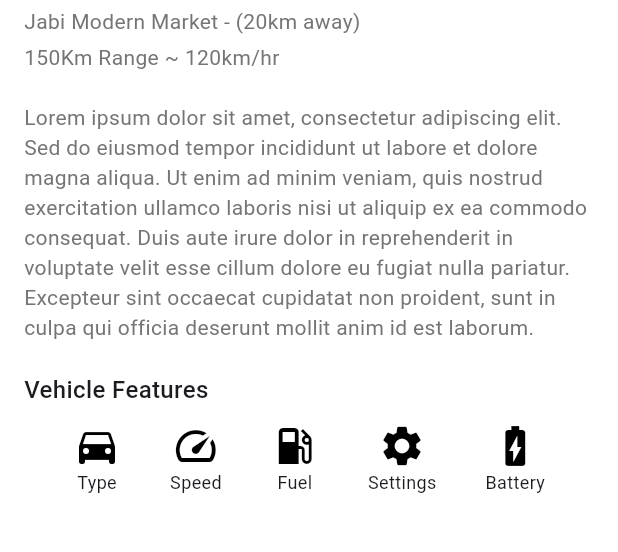
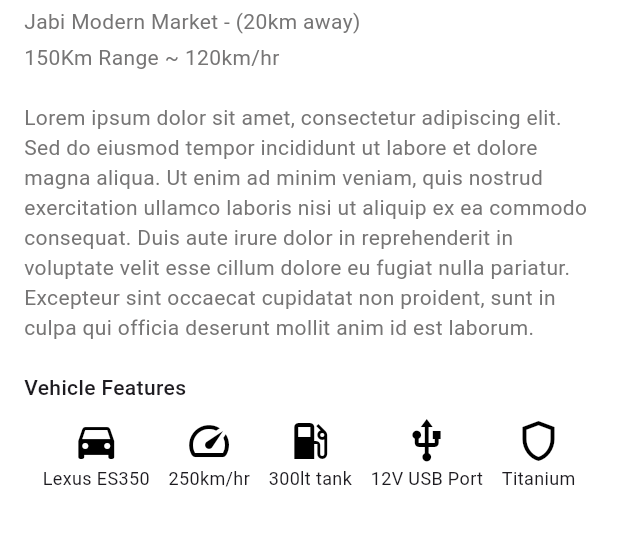
Before and after one commit to iamnathan-dev/jego_test, a Flutter app: the screen it shows after launch, after a tap on "JéGO Rental Merchants", on a phone screen of 412 x 824 dp, the part 457-1009 px from its top. Run offline on Flutter 3.47's test engine with Material 3 defaults, Android fonts, the light colour scheme and no system bars.

Commit message:
feat: done

```diff
--- a/lib/vehicle_details.dart
+++ b/lib/vehicle_details.dart
@@ -83,7 +83,7 @@ class VehicleDetailsPage extends StatelessWidget {
             const SizedBox(height: 20),
             const Text(
               "Vehicle Features",
-              style: TextStyle(fontSize: 16, fontWeight: FontWeight.w500),
+              style: TextStyle(fontSize: 14, fontWeight: FontWeight.w500),
             ),
             const SizedBox(height: 10),
             Row(
@@ -92,13 +92,13 @@ class VehicleDetailsPage extends StatelessWidget {
                 Column(
                   children: [
                     Icon(Icons.directions_car, color: Colors.black, size: 32),
-                    Text('Type', style: TextStyle(fontSize: 12)),
+                    Text('Lexus ES350', style: TextStyle(fontSize: 12)),
                   ],
                 ),
                 Column(
                   children: [
                     Icon(Icons.speed, color: Colors.black, size: 32),
-                    Text('Speed', style: TextStyle(fontSize: 12)),
+                    Text('250km/hr', style: TextStyle(fontSize: 12)),
                   ],
                 ),
                 Column(
@@ -108,23 +108,19 @@ class VehicleDetailsPage extends StatelessWidget {
                       color: Colors.black,
                       size: 32,
                     ),
-                    Text('Fuel', style: TextStyle(fontSize: 12)),
+                    Text('300lt tank', style: TextStyle(fontSize: 12)),
                   ],
                 ),
                 Column(
                   children: [
-                    Icon(Icons.settings, color: Colors.black, size: 32),
-                    Text('Settings', style: TextStyle(fontSize: 12)),
+                    Icon(Icons.usb, color: Colors.black, size: 32),
+                    Text('12V USB Port', style: TextStyle(fontSize: 12)),
                   ],
                 ),
                 Column(
                   children: [
-                    Icon(
-                      Icons.battery_charging_full,
-                      color: Colors.black,
-                      size: 32,
-                    ),
-                    Text('Battery', style: TextStyle(fontSize: 12)),
+                    Icon(Icons.shield_outlined, color: Colors.black, size: 32),
+                    Text('Titanium', style: TextStyle(fontSize: 12)),
                   ],
                 ),
               ],
```
